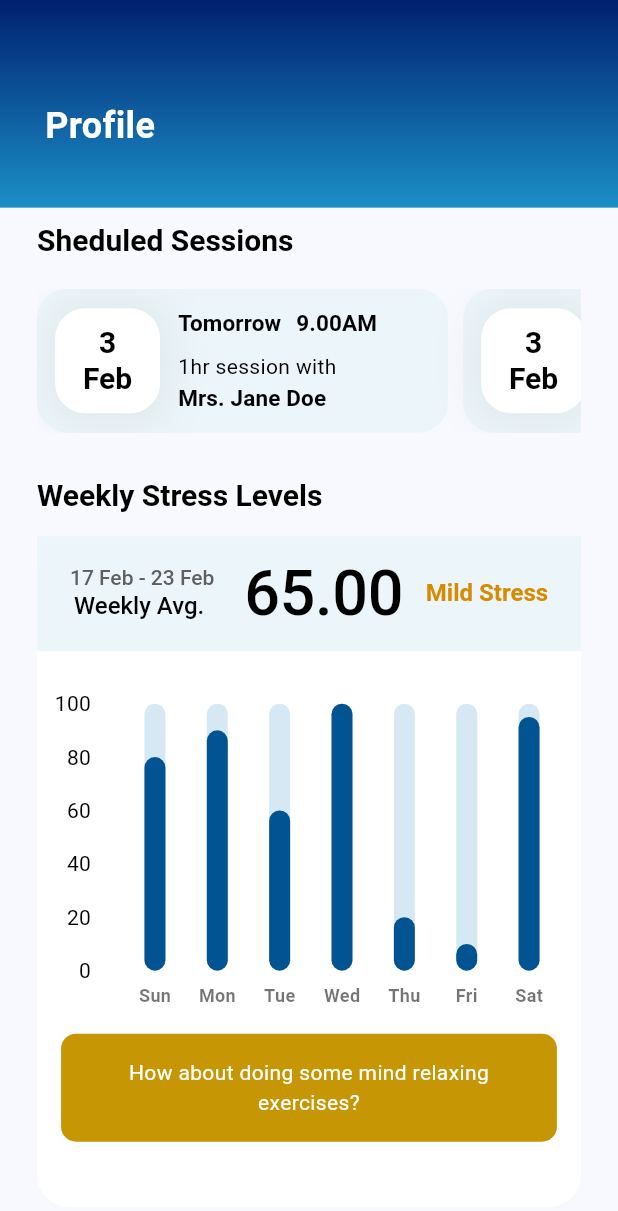
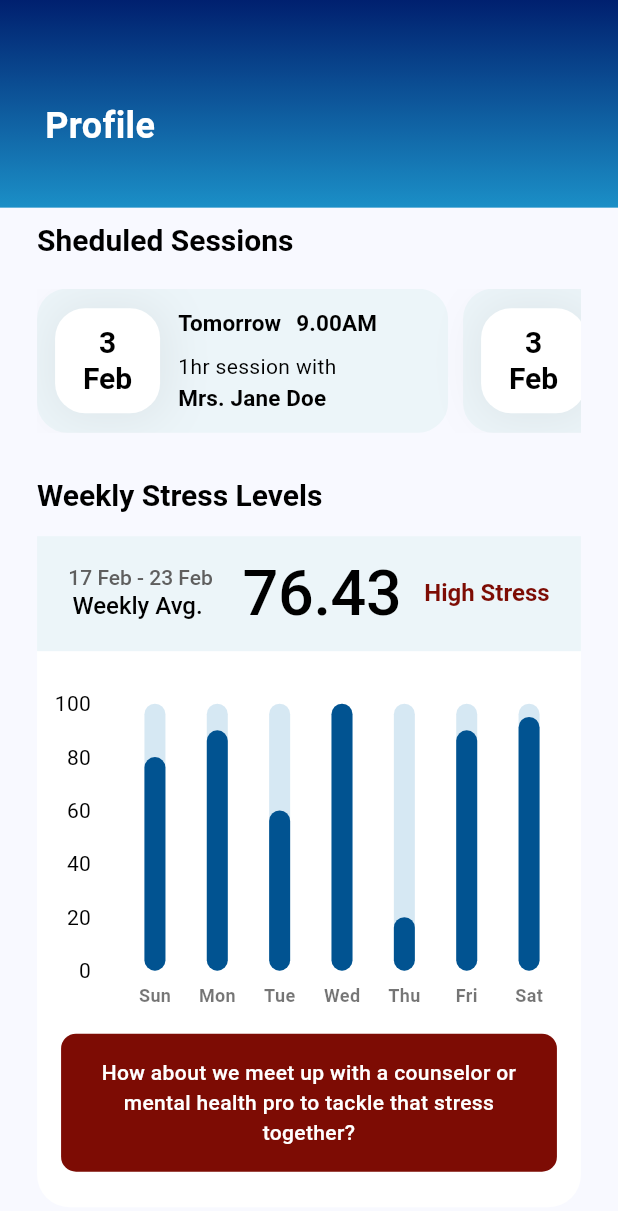
Before and after one commit to Team-CURLYBRACES/SoulNest, a Flutter app: the ProfilePage screen opened by its route, scrolled down 229 dp, on a phone screen of 412 x 824 dp. Shown: the top 1211 px of the screen. Run offline on Flutter 3.47's test engine with Material 3 defaults, Android fonts, the phone set to English and light mode, and no system bars; drawn by our look-alikes of fl_chart; our stand-ins replace flutter_svg, logger; missing offline and left inert: date_time_picker_widget, dialog_flowtter; Roboto replaces fonts that are missing (Poppins).

Commit message:
routines fixing

```diff
--- a/lib/main.dart
+++ b/lib/main.dart
@@ -63,6 +63,8 @@
           "/sign-up-screen-02": (context) => SignupPage2(),
           "/sign-up-screen-04": (context) => SignupPage4(),
           "/signup_interests": (context) => const SignUp_Interests(),
+          "/find_therapists_screen": (context) => const FindTherapists(),
+          "/therapy_exercises_screen": (context) => const TherapyExercisesPage(),
         },
       ),
     );
--- a/lib/presentation/screens/profile_screen/widgets/profile_screen_stress_overview.dart
+++ b/lib/presentation/screens/profile_screen/widgets/profile_screen_stress_overview.dart
@@ -14,7 +14,7 @@ class StressOverView extends StatelessWidget {
       60,
       100,
       20,
-      10,
+      90,
       95,
     ];
 
@@ -33,7 +33,7 @@ class StressOverView extends StatelessWidget {
       stressColor = const Color.fromARGB(255, 214, 139, 0);
     } else {
       stressLevel = 'High Stress';
-      stressColor = const Color.fromARGB(189, 176, 0, 0);
+      stressColor = const Color.fromARGB(255, 125, 12, 4);
     }
 
     Size size = MediaQuery.of(context).size;
@@ -161,10 +161,10 @@ class StressOverView extends StatelessWidget {
                         Navigator.pushNamed(context, '/chatbot_screen');
                         break;
                       case 'Mild Stress':
-                        Navigator.pushNamed(context, '/therapy-exercises');
+                        Navigator.pushNamed(context, '/therapy_exercises_screen');
                         break;
                       case 'High Stress':
-                        Navigator.pushNamed(context, '/find_therapists');
+                        Navigator.pushNamed(context, '/find_therapists_screen');
                         break;
                       default:
                         break;
--- a/lib/presentation/screens/profile_screen/widgets/stress_message.dart
+++ b/lib/presentation/screens/profile_screen/widgets/stress_message.dart
@@ -21,7 +21,7 @@ class StressMessageBox extends StatelessWidget {
         message = 'How about doing some mind relaxing exercises?';
         break;
       case 'High Stress':
-        message = 'Relax for a bit, let\'s have a conversation with a professional and get this sorted.';
+        message = 'How about we meet up with a counselor or mental health pro to tackle that stress together?';
         break;
       default:
         message = '';
@@ -34,7 +34,7 @@ class StressMessageBox extends StatelessWidget {
         padding: EdgeInsets.all(16),
         margin: EdgeInsets.symmetric(horizontal: 16),
         decoration: BoxDecoration(
-          color: stressLevel == 'Normal' ? Color.fromARGB(255, 9, 74, 10) : stressLevel == 'Mild Stress' ? Color.fromARGB(255, 199, 150, 4) : const Color.fromARGB(255, 107, 7, 0),
+          color: stressLevel == 'Normal' ? Color.fromARGB(255, 9, 74, 10) : stressLevel == 'Mild Stress' ? Color.fromARGB(255, 181, 122, 3) : Color.fromARGB(255, 125, 12, 4),
           borderRadius: BorderRadius.circular(10),
         ),
         child: Text(
@@ -43,7 +43,7 @@ class StressMessageBox extends StatelessWidget {
           style: TextStyle(
             color: Colors.white,
             fontSize: 14,
-            fontWeight: FontWeight.w400,
+            fontWeight: FontWeight.w500,
           ),
         ),
       ),
```
